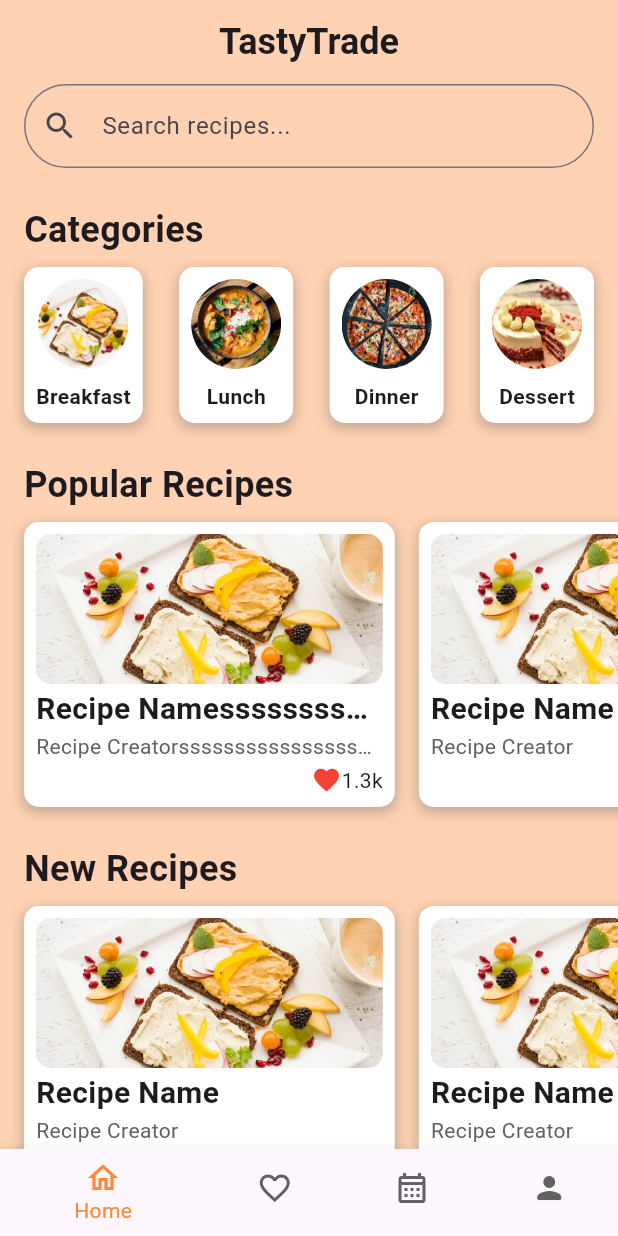
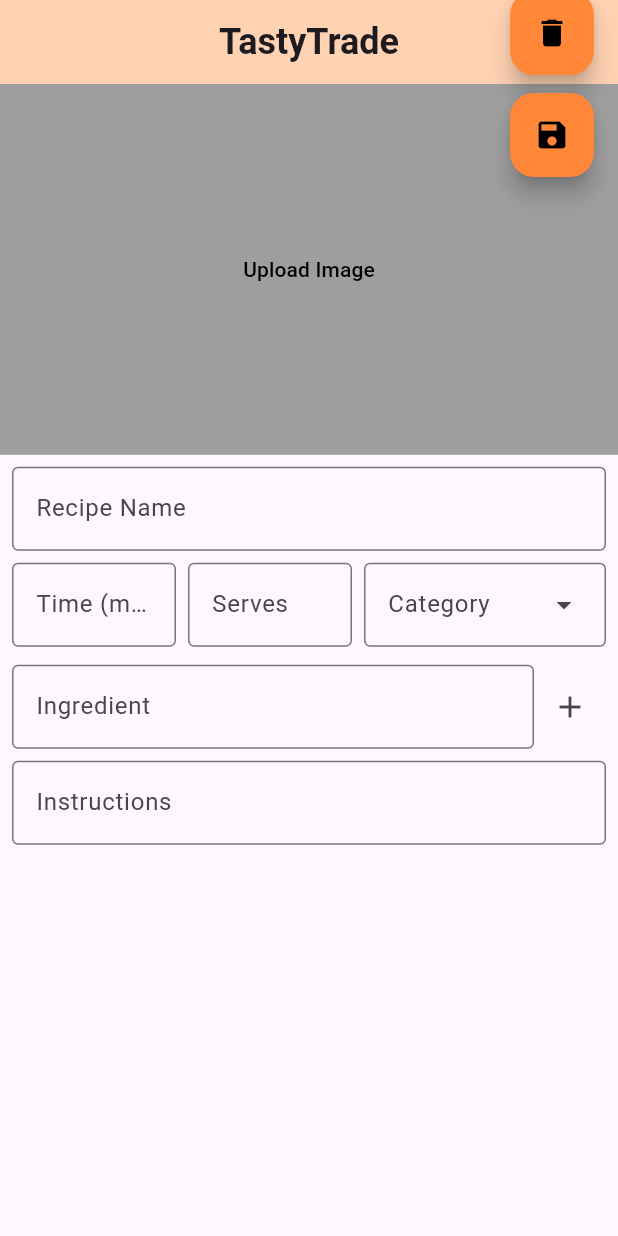
Before and after one commit to PypaertSybrin/app-eindopdracht, a Flutter app: the screen it shows after launch, on a phone screen of 412 x 824 dp. Run offline on Flutter 3.47's test engine with Material 3 defaults, Android fonts, the phone set to English and light mode, and no system bars.

Commit message:
feat: added screens recipe detail and recipe create

```diff
--- a/tastytrade/lib/main.dart
+++ b/tastytrade/lib/main.dart
@@ -1,5 +1,7 @@
 import 'package:flutter/material.dart';
 import 'package:tastytrade/routes/bottom_navigator.dart';
+import 'package:tastytrade/routes/recipe_create.dart';
+import 'package:tastytrade/routes/recipe_detail.dart';
 
 void main() {
   runApp(const MainApp());
@@ -10,7 +12,6 @@
 
   @override
   Widget build(BuildContext context) {
-    return const MaterialApp(
-        debugShowCheckedModeBanner: false, home: BottomNavigator());
+    return MaterialApp(debugShowCheckedModeBanner: false, home: RecipeCreate());
   }
 }
--- /dev/null
+++ b/tastytrade/lib/routes/recipe_create.dart
@@ -0,0 +1,194 @@
+import 'package:flutter/cupertino.dart';
+import 'package:flutter/material.dart';
+import 'package:flutter/rendering.dart';
+import 'package:flutter/services.dart';
+import 'package:flutter/widgets.dart';
+
+class RecipeCreate extends StatefulWidget {
+  @override
+  _Recipe createState() => _Recipe();
+}
+
+class _Recipe extends State<RecipeCreate> {
+  final List<String> categories = <String>[
+    'Breakfast',
+    'Lunch',
+    'Dinner',
+    'Desert'
+  ];
+  final List<String> ingredients = [];
+  String currentIngredient = '';
+
+  void addIngredient() {
+    if (currentIngredient.isNotEmpty) {
+      setState(() {
+        ingredients.add(currentIngredient);
+        currentIngredient = '';
+      });
+    }
+  }
+
+  void deleteIngredient(int index) {
+    setState(() {
+      ingredients.removeAt(index);
+    });
+  }
+
+  @override
+  Widget build(BuildContext context) {
+    return Scaffold(
+      appBar: AppBar(
+        title: const Center(
+          child: Text('TastyTrade',
+              style: TextStyle(fontSize: 24, fontWeight: FontWeight.bold)),
+        ),
+        backgroundColor: const Color(0xFFFFD2B3),
+      ),
+      floatingActionButton:
+          Column(mainAxisAlignment: MainAxisAlignment.center, children: [
+        FloatingActionButton(
+          onPressed: () {},
+          backgroundColor: const Color(0xFFFF8737),
+          child: const Icon(Icons.delete, color: Colors.black),
+        ),
+        const SizedBox(height: 12),
+        FloatingActionButton(
+          onPressed: () => {},
+          backgroundColor: const Color(0xFFFF8737),
+          child: const Icon(Icons.save, color: Colors.black),
+        )
+      ]),
+      floatingActionButtonLocation: FloatingActionButtonLocation.endTop,
+      body: SingleChildScrollView(
+        child: Column(
+          children: [
+            Container(
+              width: MediaQuery.of(context).size.width,
+              height: MediaQuery.of(context).size.height * 0.3,
+              decoration: const BoxDecoration(color: Colors.grey),
+              child: TextButton(
+                onPressed: () {
+                  print('test');
+                },
+                style: TextButton.styleFrom(
+                  splashFactory: NoSplash.splashFactory,
+                ),
+                child: const Text(
+                  'Upload Image',
+                  style: TextStyle(color: Colors.black),
+                ),
+              ),
+            ),
+            Padding(
+              padding: const EdgeInsets.all(8.0),
+              child: Column(
+                children: [
+                  const TextField(
+                    decoration: InputDecoration(
+                      labelText: 'Recipe Name',
+                      border: OutlineInputBorder(),
+                    ),
+                  ),
+                  const SizedBox(height: 8),
+                  Padding(
+                    padding: const EdgeInsets.only(bottom: 12.0),
+                    child: Row(
+                      children: [
+                        Expanded(
+                          child: TextField(
+                            decoration: const InputDecoration(
+                              labelText: 'Time (min.)',
+                              border: OutlineInputBorder(),
+                            ),
+                            inputFormatters: [
+                              FilteringTextInputFormatter.digitsOnly,
+                            ],
+                            keyboardType: TextInputType.number,
+                          ),
+                        ),
+                        const SizedBox(width: 8),
+                        Expanded(
+                          child: TextField(
+                            decoration: const InputDecoration(
+                              labelText: 'Serves',
+                              border: OutlineInputBorder(),
+                            ),
+                            inputFormatters: [
+                              FilteringTextInputFormatter.digitsOnly,
+                            ],
+                            keyboardType: TextInputType.number,
+                          ),
+                        ),
+                        const SizedBox(width: 8),
+                        DropdownMenu<String>(
+                          hintText: 'Category',
+                          dropdownMenuEntries: categories
+                              .map<DropdownMenuEntry<String>>((String value) {
+                            return DropdownMenuEntry<String>(
+                                value: value, label: value);
+                          }).toList(),
+                        ),
+                      ],
+                    ),
+                  ),
+                  Row(
+                    mainAxisAlignment: MainAxisAlignment.spaceBetween,
+                    children: [
+                      Expanded(
+                        child: TextField(
+                          decoration: const InputDecoration(
+                            labelText: 'Ingredient',
+                            border: OutlineInputBorder(),
+                          ),
+                          onChanged: (value) {
+                            setState(() {
+                              currentIngredient = value;
+                            });
+                          },
+                        ),
+                      ),
+                      IconButton(
+                        onPressed: addIngredient,
+                        icon: const Icon(Icons.add),
+                      ),
+                    ],
+                  ),
+                  ListView.builder(
+                    shrinkWrap: true,
+                    itemCount: ingredients.length,
+                    itemBuilder: (context, index) {
+                      return Row(
+                        mainAxisAlignment: MainAxisAlignment.spaceBetween,
+                        children: [
+                          Expanded(
+                            child: Text(
+                              'Ingredient ${index + 1}: ${ingredients[index]}',
+                            ),
+                          ),
+                          IconButton(
+                            onPressed: () => deleteIngredient(
+                                index), // Pass index to delete function
+                            icon: const Icon(Icons.delete),
+                          ),
+                        ],
+                      );
+                    },
+                  ),
+                  const SizedBox(height: 8),
+                  const TextField(
+                    keyboardType: TextInputType.multiline,
+                    maxLines: null,
+                    decoration: InputDecoration(
+                      labelText: 'Instructions',
+                      border: OutlineInputBorder(),
+                    ),
+                  ),
+                ],
+              ),
+            ),
+          ],
+        ),
+      ),
+    );
+  }
+}
```
Also changed, not shown: tastytrade/lib/routes/recipe_detail.dart (added, +191 -0 lines).
